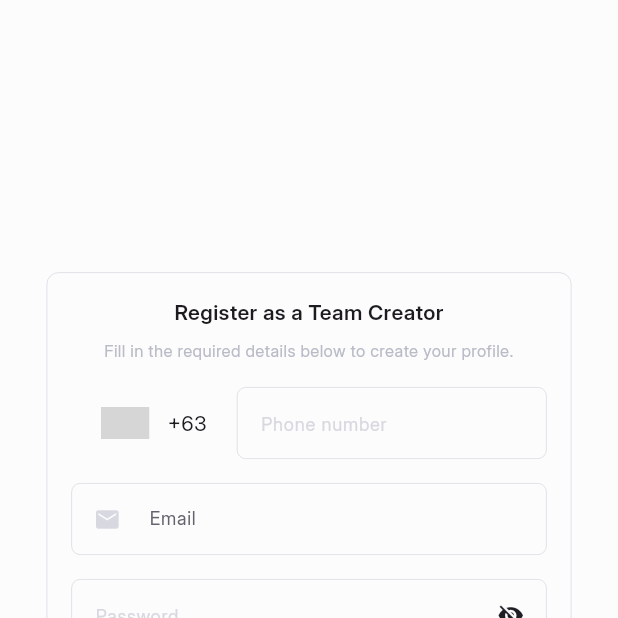
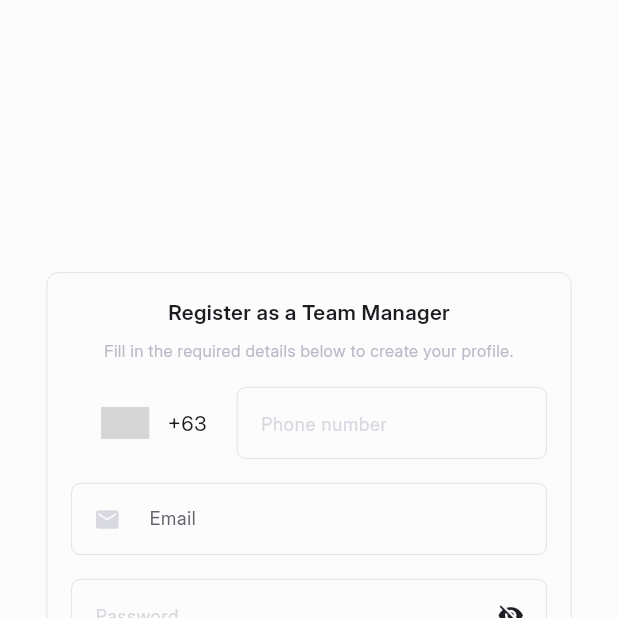
Before and after one commit to hulomjosuan21/bogoballers, a Flutter app: the TeamCreatorRegisterScreen screen opened directly, on a phone screen of 412 x 824 dp, the top half of it. Run offline on Flutter 3.47's test engine with Material 3 defaults, Android fonts, the phone set to English and light mode, and no system bars; drawn by our look-alikes of getwidget, intl_phone_number_input; our stand-ins replace dio, extended_image, file_picker, firebase_core, firebase_messaging, flutter_dotenv and 8 more; missing offline and left inert: multi_image_picker_view; accounts and stored records are empty; project files that could hold a hidden picture were left out; grey boxes are pictures that could not be loaded.

Commit message:
team manager

```diff
--- a/lib/screens/auth/register_screen.dart
+++ b/lib/screens/auth/register_screen.dart
@@ -64,7 +64,7 @@ class _TeamCreatorRegisterScreenState extends State<TeamCreatorRegisterScreen> {
                     mainAxisSize: MainAxisSize.min,
                     children: [
                       Text(
-                        "Register as a Team Creator",
+                        "Register as a Team Manager",
                         style: TextStyle(
                           fontSize: Sizes.fontSizeMd,
                           fontWeight: FontWeight.w600,
@@ -458,9 +458,7 @@ class _PlayerRegisterScreenState extends State<PlayerRegisterScreen> {
               shape: GFButtonShape.standard,
               size: GFSize.MEDIUM,
               fullWidthButton: true,
-
             ),
-
           ],
         ),
       );
@@ -468,11 +466,7 @@ class _PlayerRegisterScreenState extends State<PlayerRegisterScreen> {
 
     return Scaffold(
       body: isRegistering
-          ? Center(
-              child: CircularProgressIndicator(
-                color: colors.color9,
-              ),
-            )
+          ? Center(child: CircularProgressIndicator(color: colors.color9))
           : SingleChildScrollView(
               child: Padding(
                 padding: const EdgeInsets.all(8.0),
```
Lines whose indentation alone changed are shown as unchanged.
